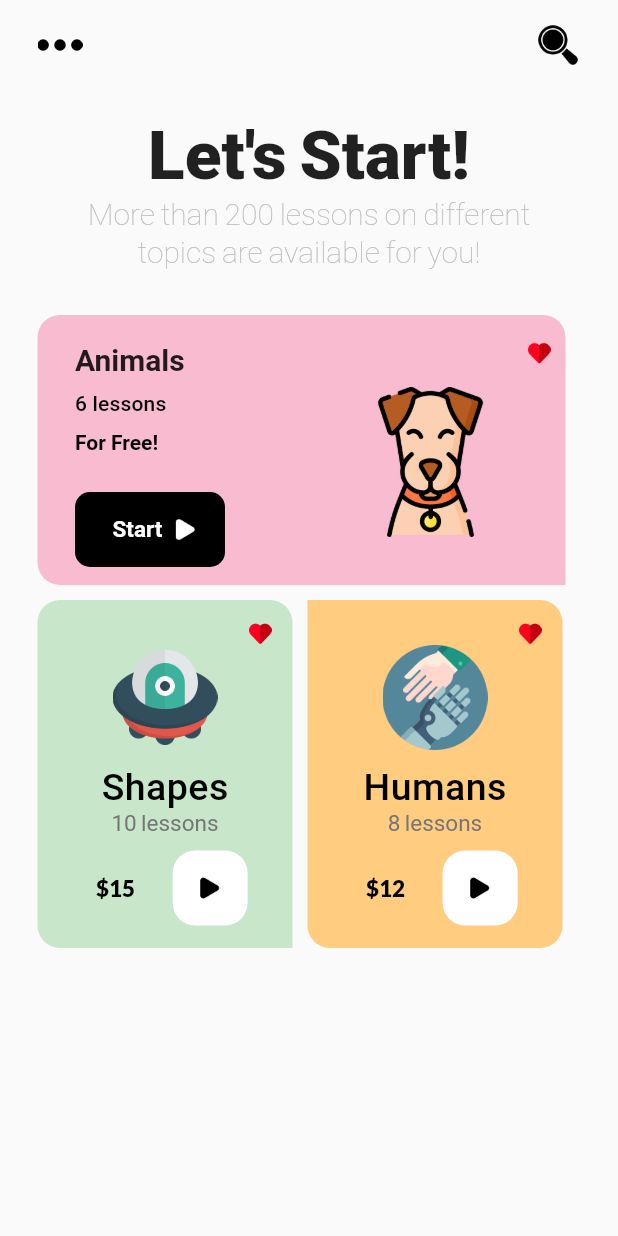
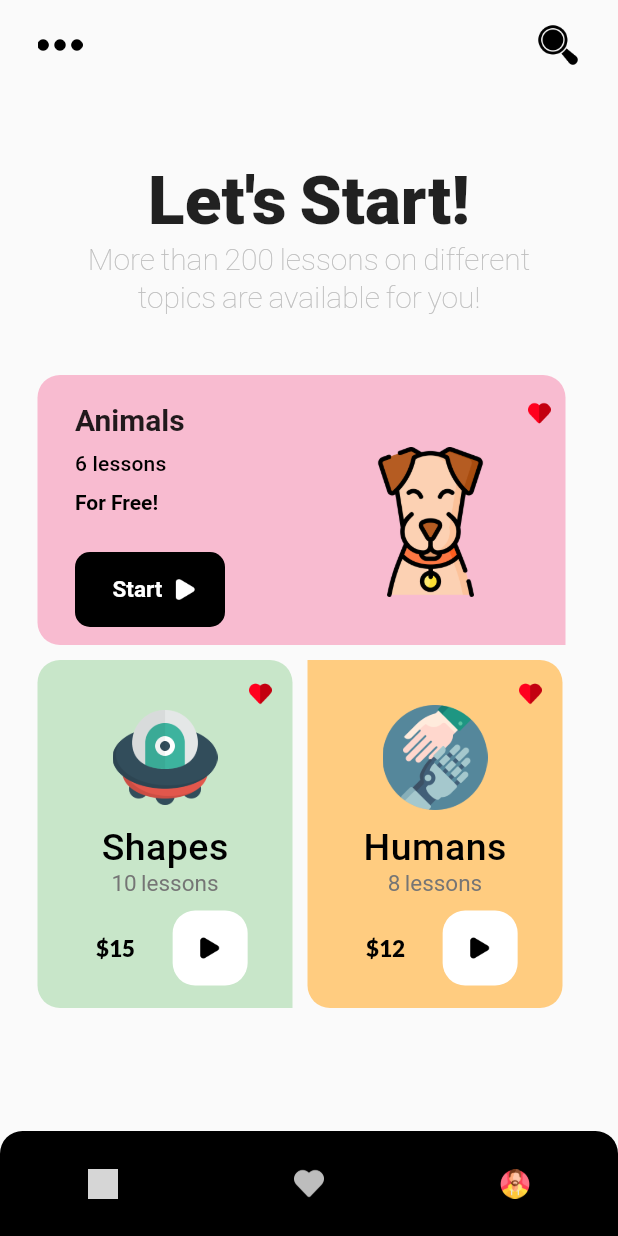
Before and after one commit to AkhlaqShaikh1/Lesson-UI, a Flutter app: the screen it shows after launch, on a phone screen of 412 x 824 dp. Run offline on Flutter 3.47's test engine with Material 2 defaults, Android fonts, the phone set to English and light mode, and no system bars; our stand-ins replace google_fonts; grey boxes are pictures that could not be loaded.

Commit message:
Bottom Nav Bar added

```diff
--- a/lib/home_page.dart
+++ b/lib/home_page.dart
@@ -1,8 +1,7 @@
 import 'package:flutter/material.dart';
-import 'package:google_fonts/google_fonts.dart';
 
-import 'package:stack_prac/widgets/dog_card.dart';
-
+import 'widgets/bottom_nav_bar.dart';
+import 'widgets/dog_card.dart';
 import 'widgets/heading.dart';
 import 'widgets/lesson_card.dart';
 import 'widgets/my_app_bar.dart';
@@ -20,12 +19,22 @@ class HomePage extends StatelessWidget {
             crossAxisAlignment: CrossAxisAlignment.start,
             children: [
               const MyAppBar(),
-              const SizedBox(height: 30),
+              const SizedBox(height: 60),
               const Heading(),
-              const SizedBox(height: 30),
+              const SizedBox(height: 40),
               const DogCard(),
               const SizedBox(height: 10),
-              Row(
+              buildLessonCard(),
+            ],
+          ),
+        ),
+      ),
+      bottomNavigationBar: const BottomNavBar(),
+    );
+  }
+
+  Row buildLessonCard() {
+    return Row(
       // mainAxisAlignment: MainAxisAlignment.spaceAround,
       children: [
         LessonCard(
@@ -46,11 +55,6 @@ class HomePage extends StatelessWidget {
           // bRight: 15,
         ),
       ],
-              )
-            ],
-          ),
-        ),
-      ),
     );
   }
 }
--- /dev/null
+++ b/lib/widgets/bottom_nav_bar.dart
@@ -0,0 +1,39 @@
+import 'package:flutter/material.dart';
+
+class BottomNavBar extends StatelessWidget {
+  const BottomNavBar({
+    Key? key,
+  }) : super(key: key);
+
+  @override
+  Widget build(BuildContext context) {
+    return ClipRRect(
+        borderRadius: const BorderRadius.only(
+            topLeft: Radius.circular(15), topRight: Radius.circular(15)),
+        child: Container(
+          height: 70,
+          // padding: EdgeInsets.symmetric(horizontal: 15, vertical: 15),
+          decoration: const BoxDecoration(color: Colors.black),
+          child: Row(
+            mainAxisAlignment: MainAxisAlignment.spaceAround,
+            children: [
+              Image.asset(
+                "assets/icons/home.png",
+                height: 20,
+                color: Colors.white,
+              ),
+              Image.asset(
+                "assets/icons/heart-yes.png",
+                height: 20,
+                color: Colors.grey[400],
+              ),
+              Image.asset(
+                "assets/icons/user-avatar.png",
+                height: 20,
+                // color: Colors.grey[500],
+              ),
+            ],
+          ),
+        ));
+  }
+}
```
Lines whose indentation alone changed are shown as unchanged.
